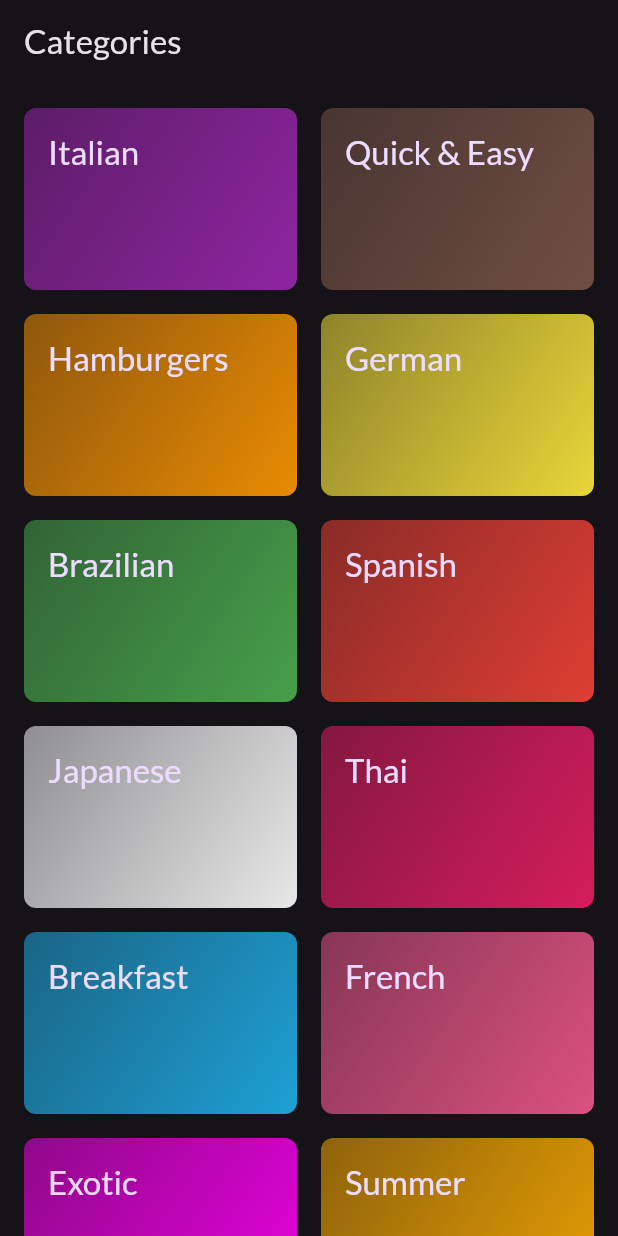
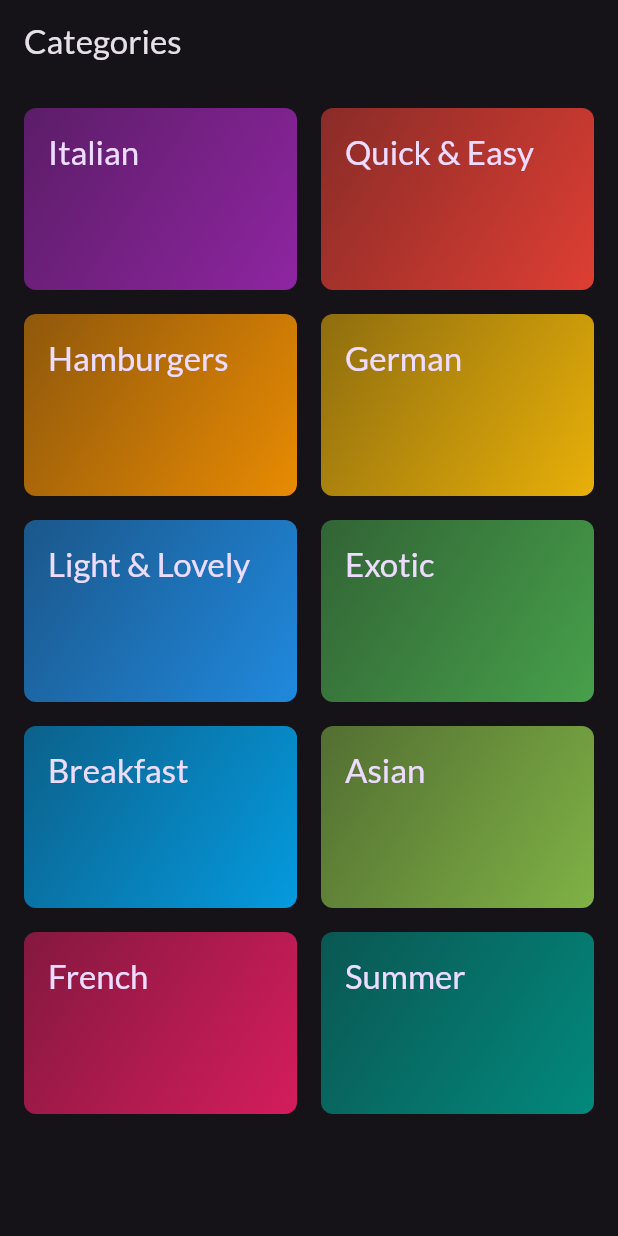
Before and after one commit to Gabrielst27/meals-app, a Flutter app: the screen it shows after launch, on a phone screen of 412 x 824 dp. Run offline on Flutter 3.47's test engine with Material 3 defaults, Android fonts, the phone set to English and light mode, and no system bars; our stand-ins replace google_fonts.

```diff
--- a/lib/data/categories_mockups.dart
+++ b/lib/data/categories_mockups.dart
@@ -1,7 +1,7 @@
+import 'package:meals/models/category.dart';
 import 'package:flutter/material.dart';
-import 'package:meals/models/category.dart';
 
-List<Category> registeredCategories = [
+const registeredCategories = [
   Category(
     id: 'c1',
     title: 'Italian',
@@ -10,7 +10,7 @@ List<Category> registeredCategories = [
   Category(
     id: 'c2',
     title: 'Quick & Easy',
-    color: Colors.brown,
+    color: Colors.red,
   ),
   Category(
     id: 'c3',
@@ -20,46 +20,36 @@ List<Category> registeredCategories = [
   Category(
     id: 'c4',
     title: 'German',
-    color: Colors.yellow,
+    color: Colors.amber,
   ),
   Category(
     id: 'c5',
-    title: 'Brazilian',
+    title: 'Light & Lovely',
+    color: Colors.blue,
+  ),
+  Category(
+    id: 'c6',
+    title: 'Exotic',
     color: Colors.green,
   ),
   Category(
-    id: 'c6',
-    title: 'Spanish',
-    color: Colors.red,
-  ),
-  Category(
     id: 'c7',
-    title: 'Japanese',
-    color: Colors.white,
+    title: 'Breakfast',
+    color: Colors.lightBlue,
   ),
   Category(
     id: 'c8',
-    title: 'Thai',
+    title: 'Asian',
+    color: Colors.lightGreen,
+  ),
+  Category(
+    id: 'c9',
+    title: 'French',
     color: Colors.pink,
   ),
   Category(
-    id: 'c9',
-    title: 'Breakfast',
-    color: const Color.fromARGB(255, 30, 176, 233),
-  ),
-  Category(
     id: 'c10',
-    title: 'French',
-    color: const Color.fromARGB(255, 240, 88, 139),
-  ),
-  Category(
-    id: 'c11',
-    title: 'Exotic',
-    color: const Color.fromARGB(255, 255, 0, 242),
-  ),
-  Category(
-    id: 'c12',
     title: 'Summer',
-    color: const Color.fromARGB(255, 255, 174, 0),
+    color: Colors.teal,
   ),
 ];
--- a/lib/screens/meals_screen.dart
+++ b/lib/screens/meals_screen.dart
@@ -1,5 +1,4 @@
 import 'package:flutter/material.dart';
-import 'package:meals/data/meals_mockups.dart';
 import 'package:meals/models/meal.dart';
 
 class MealsScreen extends StatelessWidget {
@@ -16,7 +15,7 @@ class MealsScreen extends StatelessWidget {
   Widget build(BuildContext context) {
     Widget content = ListView.builder(
       itemCount: meals.length,
-      itemBuilder: (ctx, index) => Text(dummyMeals[index].title),
+      itemBuilder: (ctx, index) => Text(meals[index].title),
     );
     if (meals.isEmpty) {
       content = Center(
```
Also changed, not shown: lib/screens/categories_screen.dart (+11 -3 lines).
